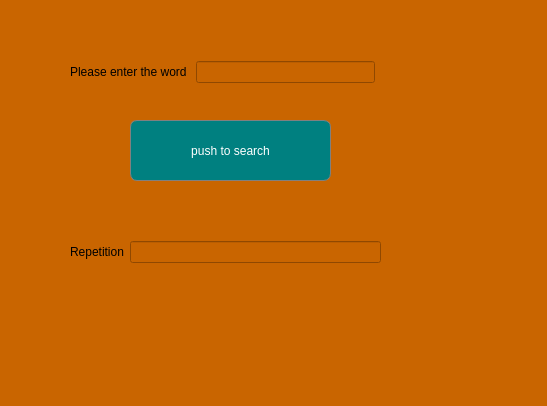
This is bonus of gui for text editor/TextEditor/searchdialog.ui in eslammohamedtolba/Login-and-Text-Editor-Applications as Qt 5 draws it before an edit. The edited form follows.
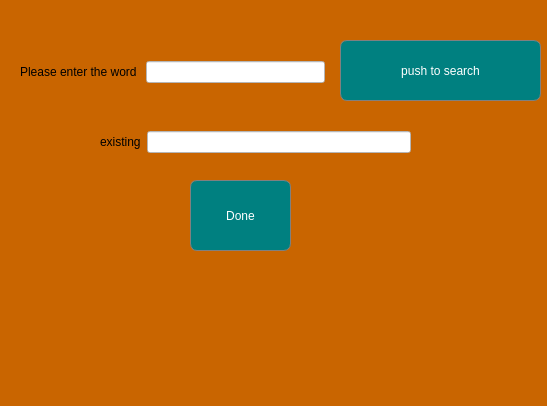
This is the edited form.

```diff
--- a/bonus of gui for text editor/TextEditor/searchdialog.ui
+++ b/bonus of gui for text editor/TextEditor/searchdialog.ui
@@ -19,8 +19,8 @@
   <widget class="QPushButton" name="pushButton_search">
    <property name="geometry">
     <rect>
-     <x>130</x>
-     <y>120</y>
+     <x>340</x>
+     <y>40</y>
      <width>201</width>
      <height>61</height>
     </rect>
@@ -38,7 +38,7 @@
   <widget class="QWidget" name="layoutWidget">
    <property name="geometry">
     <rect>
-     <x>70</x>
+     <x>20</x>
      <y>60</y>
      <width>305</width>
      <height>24</height>
@@ -53,15 +53,19 @@
      </widget>
     </item>
     <item>
-     <widget class="QLineEdit" name="lineEdit_search"/>
+     <widget class="QLineEdit" name="lineEdit_search">
+      <property name="styleSheet">
+       <string notr="true">background:rgb(255, 255, 255);</string>
+      </property>
+     </widget>
     </item>
    </layout>
   </widget>
   <widget class="QWidget" name="layoutWidget">
    <property name="geometry">
     <rect>
-     <x>70</x>
-     <y>240</y>
+     <x>100</x>
+     <y>130</y>
      <width>311</width>
      <height>24</height>
     </rect>
@@ -70,7 +74,7 @@
     <item>
      <widget class="QLabel" name="label_2">
       <property name="text">
-       <string>Repetition</string>
+       <string>existing</string>
       </property>
      </widget>
     </item>
@@ -79,10 +83,32 @@
       <property name="enabled">
        <bool>false</bool>
       </property>
+      <property name="styleSheet">
+       <string notr="true">background:rgb(255, 255, 255);</string>
+      </property>
      </widget>
     </item>
    </layout>
   </widget>
+  <widget class="QPushButton" name="pushButton_toexit">
+   <property name="geometry">
+    <rect>
+     <x>190</x>
+     <y>180</y>
+     <width>101</width>
+     <height>71</height>
+    </rect>
+   </property>
+   <property name="styleSheet">
+    <string notr="true">border-radius:7px;
+border:1px solid grey;
+background:teal;
+color:white</string>
+   </property>
+   <property name="text">
+    <string>Done</string>
+   </property>
+  </widget>
  </widget>
  <resources/>
  <connections/>
```
